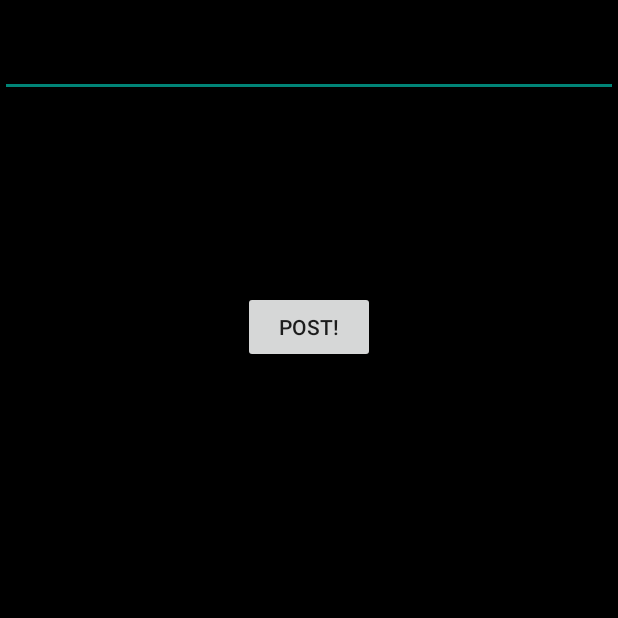
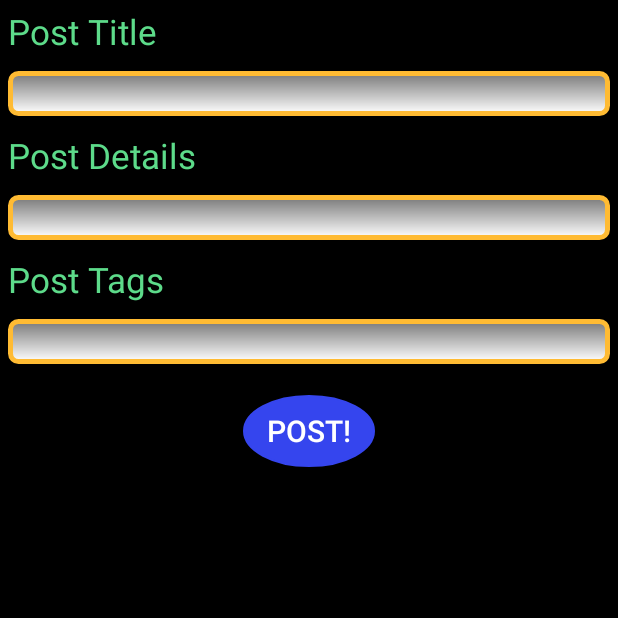
Before and after one commit to sagarbatchu/findfreestuff, an Android app: the PostActivity screen opened directly, with no data from a screen before it, on a phone screen of 412 x 824 dp, the top half of it. Run offline under Robolectric (Android 15) with nearby library versions, the phone set to English and light mode, and no system bars; 1 statement that could not run was skipped.

Commit message:
Integrating UI changes, fixing UI bugs.

```diff
--- /dev/null
+++ b/FindFreeStuff/app/src/main/res/drawable/edittext_border.xml
@@ -0,0 +1,14 @@
+<?xml version="1.0" encoding="utf-8" ?>
+
+<shape xmlns:android="http://schemas.android.com/apk/res/android"
+    android:thickness="0dp"
+    android:shape="rectangle">
+    <stroke android:width="3dp"
+        android:color="@android:color/holo_orange_light"/>
+    <corners android:radius="5dp" />
+    <gradient
+        android:startColor="#7a7a7a"
+        android:endColor="#ffffff"
+        android:type="linear"
+        android:angle="270"/>
+</shape>
--- a/FindFreeStuff/app/src/main/res/layout-land/activity_item.xml
+++ b/FindFreeStuff/app/src/main/res/layout-land/activity_item.xml
@@ -15,7 +15,7 @@
         android:id="@+id/item_TitleLabel"
         android:textColor="#ffb50005" />
 
-    <TextView
+    <EditText
         android:layout_width="wrap_content"
         android:layout_height="wrap_content"
         android:textAppearance="?android:attr/textAppearanceLarge"
@@ -34,7 +34,7 @@
         android:textColor="#ffb50005"
         android:id="@+id/item_DetailsLabel" />
 
-    <TextView
+    <EditText
         android:layout_width="wrap_content"
         android:layout_height="wrap_content"
         android:textAppearance="?android:attr/textAppearanceLarge"
--- a/FindFreeStuff/app/src/main/res/layout/activity_item.xml
+++ b/FindFreeStuff/app/src/main/res/layout/activity_item.xml
@@ -21,7 +21,7 @@
         android:id="@+id/item_TitleLabel"
         android:textColor="#ff5ddb8a" />
 
-    <TextView
+    <EditText
         android:layout_width="wrap_content"
         android:layout_height="wrap_content"
         android:textAppearance="?android:attr/textAppearanceLarge"
@@ -40,7 +40,7 @@
         android:textColor="#ff5ddb8a"
         android:id="@+id/item_DetailsLabel" />
 
-    <TextView
+    <EditText
         android:layout_width="wrap_content"
         android:layout_height="wrap_content"
         android:textAppearance="?android:attr/textAppearanceLarge"
--- a/FindFreeStuff/app/src/main/res/layout/activity_post.xml
+++ b/FindFreeStuff/app/src/main/res/layout/activity_post.xml
@@ -3,48 +3,75 @@
     android:orientation="vertical" android:layout_width="match_parent"
     android:layout_height="match_parent"
     android:weightSum="1"
-    android:background="#ff000000">
+    android:background="#000000"
+    android:visibility="visible">
 
     <TextView
         android:layout_width="138dp"
         android:layout_height="wrap_content"
+        android:layout_margin="5dp"
         android:text="Post Title"
-        android:id="@+id/postTitle" />
+        android:textColor="#5ddb8a"
+        android:id="@+id/postTitle"
+        android:textSize="23sp" />
 
     <EditText
+        android:background="@drawable/edittext_border"
         android:layout_width="match_parent"
-        android:layout_height="wrap_content"
+        android:layout_height="30dp"
+        android:layout_margin="5dp"
         android:id="@+id/post_editTextTitle"
-        android:layout_gravity="center_horizontal" />
+        android:layout_gravity="center_horizontal"
+        android:textColor="#ffffff"
+        android:textSize="20sp"
+        android:singleLine="true"
+        android:typeface="sans" />
 
     <TextView
         android:layout_width="wrap_content"
         android:layout_height="wrap_content"
+        android:layout_margin="5dp"
         android:text="Post Details"
-        android:id="@+id/postDetails" />
+        android:textColor="#5ddb8a"
+        android:id="@+id/postDetails"
+        android:textSize="23sp" />
 
     <EditText
+        android:background="@drawable/edittext_border"
         android:layout_width="match_parent"
-        android:layout_height="wrap_content"
+        android:layout_height="30dp"
+        android:layout_margin="5dp"
         android:id="@+id/post_editTextDetails"
-        android:layout_gravity="center_horizontal" />
+        android:layout_gravity="center_horizontal"
+        android:textColor="#ffffff"
+        android:textSize="18sp"
+        android:divider="#ff5ddb8a"/>
 
     <TextView
         android:layout_width="wrap_content"
         android:layout_height="wrap_content"
+        android:layout_margin="5dp"
         android:text="Post Tags"
-        android:id="@+id/postTags" />
+        android:textColor="#5ddb8a"
+        android:id="@+id/postTags"
+        android:textSize="23sp"/>
 
     <EditText
+        android:background="@drawable/edittext_border"
         android:layout_width="match_parent"
-        android:layout_height="wrap_content"
+        android:layout_height="30dp"
+        android:layout_margin="5dp"
         android:id="@+id/post_editTextTags"
         android:layout_gravity="center_horizontal" />
 
     <Button
         android:layout_width="wrap_content"
         android:layout_height="wrap_content"
+        android:layout_margin="15dp"
         android:text="Post!"
+        android:textColor="#ffffff"
         android:id="@+id/post_PostButton"
-        android:layout_gravity="center_horizontal" />
+        android:layout_gravity="center_horizontal"
+        android:background="@drawable/roundedbutton"
+        android:textSize="20sp" />
 </LinearLayout>
--- a/FindFreeStuff/app/src/main/res/layout/activity_signup.xml
+++ b/FindFreeStuff/app/src/main/res/layout/activity_signup.xml
@@ -8,7 +8,7 @@
         android:id="@+id/signup_form"
         android:layout_width="match_parent"
         android:layout_height="match_parent"
-        android:background="@android:color/holo_orange_light">
+        android:background="#000000">
 
         <LinearLayout
             style="@style/LoginFormContainer"
```
Also changed, not shown: FindFreeStuff/app/src/main/java/edu/hmc/sp15/cs121/findfreestuff/ItemActivity.java (+13 -14 lines), FindFreeStuff/app/src/main/res/layout/activity_maps.xml (+29 -11 lines), FindFreeStuff/app/src/main/res/layout/activity_preferences.xml (+57 -20 lines).
